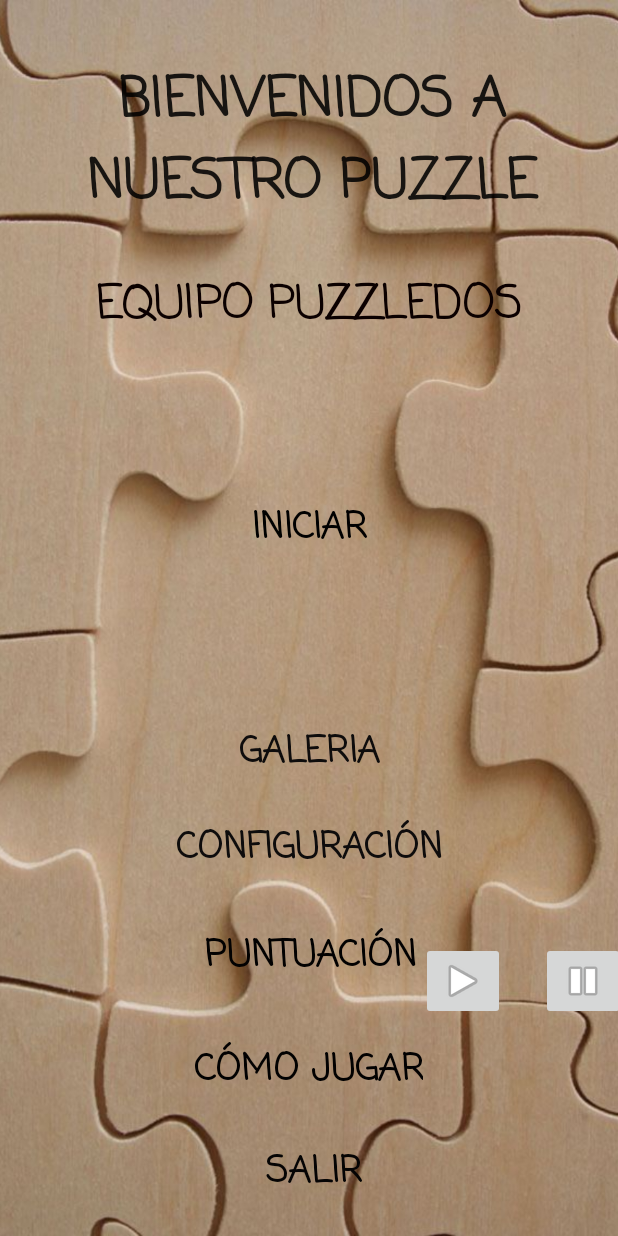
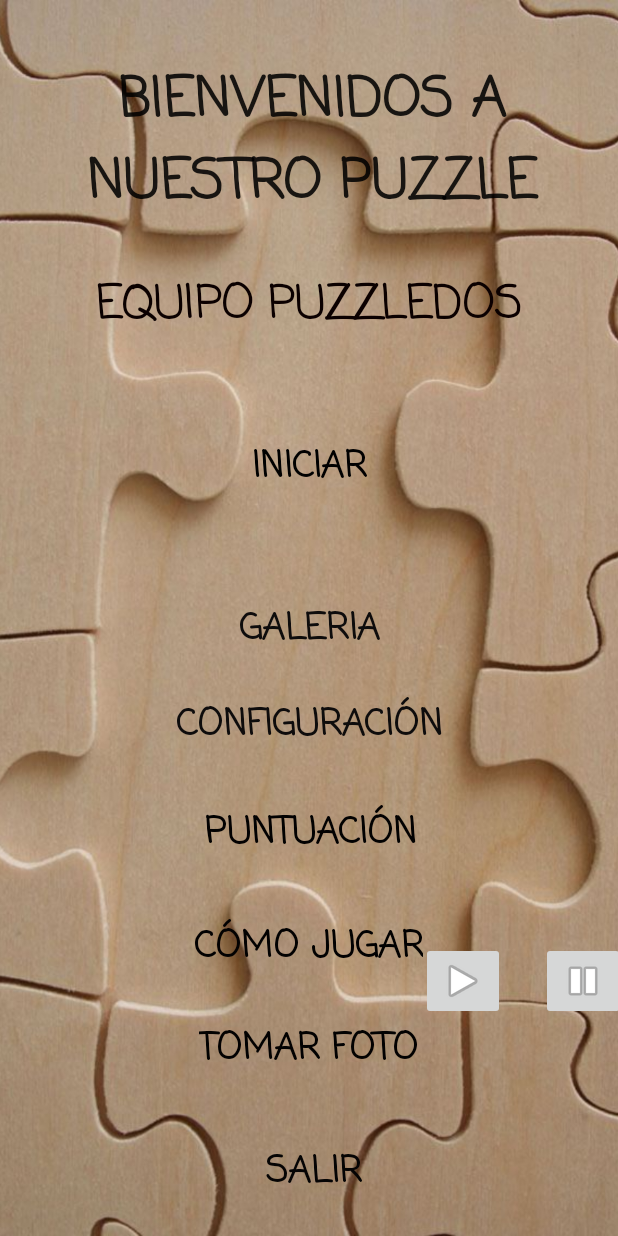
Before and after one commit to Ivacks/PuzzleDos, an Android app: the MainActivity screen opened directly, with no data from a screen before it, on a phone screen of 412 x 824 dp. Run offline under Robolectric (Android 15) with nearby library versions, the phone set to English and light mode, and no system bars.

Commit message:
Revert "Merge branch 'main' of https://github.com/Ivacks/PuzzleDos into main"
This reverts commit 84148a9680ebb9dcabbf17528996964b9692777a, reversing
changes made to 680dd7a8c4426e1ecf6acd6f5bca769a6da18586.

```diff
--- a/app/src/main/AndroidManifest.xml
+++ b/app/src/main/AndroidManifest.xml
@@ -4,6 +4,11 @@
 
     <uses-permission android:name="android.permission.READ_EXTERNAL_STORAGE" />
     <uses-permission android:name="android.permission.WRITE_EXTERNAL_STORAGE" />
+    <uses-permission android:name="android.permission.CAMERA" />
+
+    <uses-feature
+        android:name="android.hardware.camera"
+        android:required="false" />
 
     <application
         android:allowBackup="true"
@@ -25,6 +30,7 @@
         <activity android:name=".Score" />
         <activity android:name=".Gallery" />
         <activity android:name=".HistoryMode" />
+        <activity android:name=".HacerFoto" />
         <activity android:name=".AboutUs" />
         <activity android:name=".Help" />
         <activity android:name=".ConfigurationActivity" />
--- a/app/src/main/java/com/example/slidepuzzle/MainActivity.kt
+++ b/app/src/main/java/com/example/slidepuzzle/MainActivity.kt
@@ -58,6 +58,14 @@ class MainActivity : AppCompatActivity() {
         }
         //endregion
 
+        //region hacer foto
+        var buttonHacerFoto = findViewById<Button>(R.id.ButtonHacerFoto)
+        buttonHacerFoto.setOnClickListener {
+            val intent = Intent(this, HacerFoto::class.java)
+            startActivity(intent)
+        }
+        //endregion
+
         //region ExitButton
         var buttonExit = findViewById<Button>(R.id.btnExit)
         buttonExit.setOnClickListener {
--- a/app/src/main/res/layout/acercade.xml
+++ b/app/src/main/res/layout/acercade.xml
@@ -47,7 +47,7 @@
         android:layout_height="372dp"
         android:fadingEdge="none"
         android:fontFamily="casual"
-        android:text="@string/instrucciones"
+        android:text="Realizar el puzzle en el menor tiempo posible\n\nPulsar el botón finalizar una vez completado el puzzle\n\nBotón mezcla para mezclar de nuevo\n\nBotón solución para mostrar el puzzle completado"
         android:textAlignment="textStart"
         android:textAppearance="@style/TextAppearance.AppCompat.Large"
         android:textColor="#FFFFFF"
--- a/app/src/main/res/layout/activity_main.xml
+++ b/app/src/main/res/layout/activity_main.xml
@@ -140,12 +140,34 @@
         android:textSize="24sp"
         android:textStyle="bold"
         android:typeface="serif"
-        app:layout_constraintBottom_toTopOf="@+id/btnExit"
+        app:layout_constraintBottom_toTopOf="@+id/ButtonHacerFoto"
         app:layout_constraintEnd_toEndOf="@+id/imageView3"
         app:layout_constraintHorizontal_bias="0.498"
         app:layout_constraintStart_toStartOf="@+id/imageView3"
         app:layout_constraintTop_toBottomOf="@+id/textView2"
         app:layout_constraintVertical_bias="1.0" />
+
+    <Button
+        android:id="@+id/ButtonHacerFoto"
+        android:layout_width="wrap_content"
+        android:layout_height="48dp"
+        android:layout_marginBottom="28dp"
+        android:background="#00FFFFFF"
+        android:backgroundTint="#00FFFFFF"
+        android:fontFamily="casual"
+        android:text="TOMAR FOTO"
+        android:textAppearance="@style/TextAppearance.AppCompat.Medium"
+        android:textColor="#020101"
+        android:textIsSelectable="false"
+        android:textSize="24sp"
+        android:textStyle="bold"
+        android:typeface="serif"
+        app:layout_constraintBottom_toTopOf="@+id/btnExit"
+        app:layout_constraintEnd_toEndOf="@+id/imageView3"
+        app:layout_constraintHorizontal_bias="0.498"
+        app:layout_constraintStart_toStartOf="@+id/imageView3"
+        app:layout_constraintTop_toTopOf="parent"
+        app:layout_constraintVertical_bias="0.991" />
 
     <Button
         android:id="@+id/btnExit"
--- a/app/src/main/res/layout/galeria.xml
+++ b/app/src/main/res/layout/galeria.xml
@@ -24,7 +24,7 @@
         android:layout_height="wrap_content"
         android:layout_gravity="center"
         android:layout_weight="0"
-        android:text="@string/cargar_imagen" />
+        android:text="Cargar Imagen" />
 </LinearLayout>
 
 
```
Also changed, not shown: app/src/main/java/com/example/slidepuzzle/HacerFoto.kt (added, +116 -0 lines), app/src/main/res/layout/activity_auth.xml (+4 -4 lines), app/src/main/res/layout/tomar_foto.xml (added, +45 -0 lines), app/src/main/res/values/strings.xml (+1 -8 lines), 2 other files.
